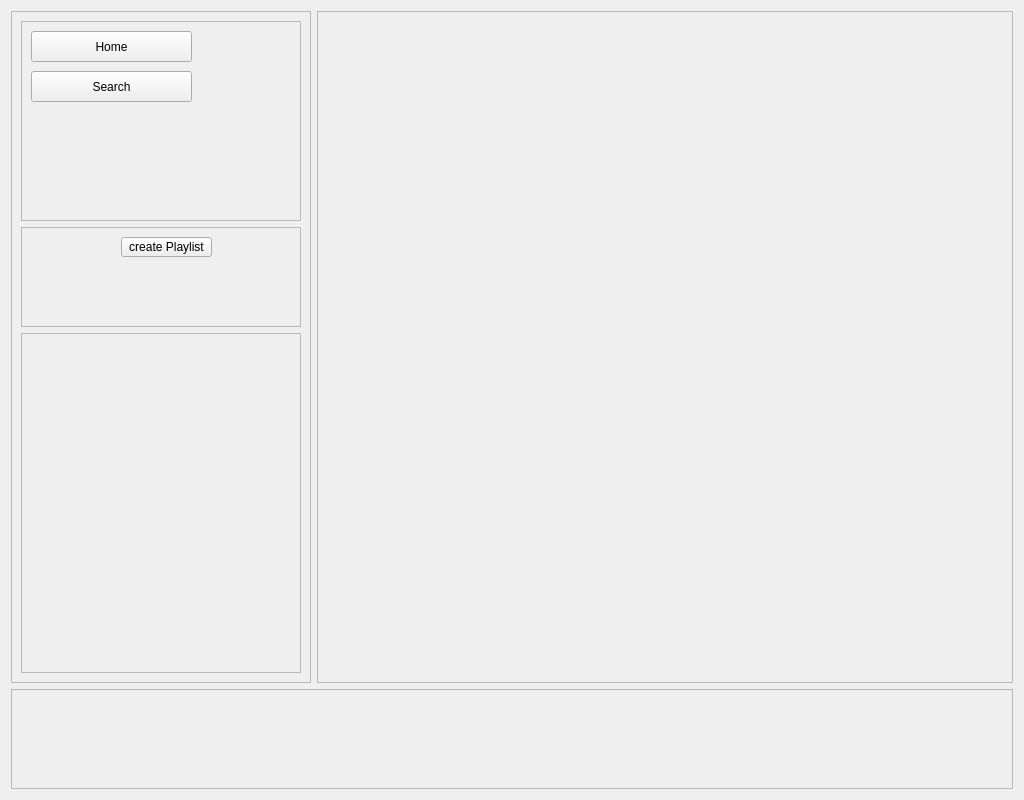
Old version of the form src/main.ui in the repository Nmstr/Auralium.
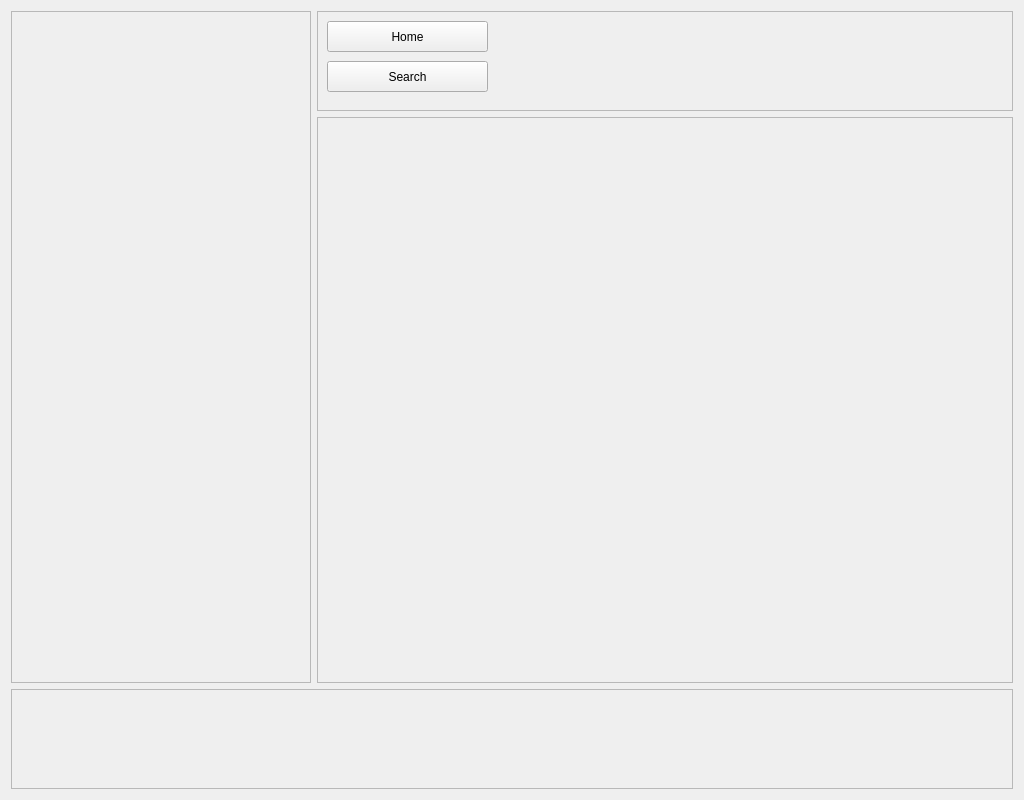
New version of the form.

Commit message: made sidebar own file and redid some ui elements

Diff of the .ui file:
```diff
--- a/src/main.ui
+++ b/src/main.ui
@@ -20,7 +20,35 @@
    <string>Music Player</string>
   </property>
   <layout class="QGridLayout" name="gridLayout">
-   <item row="0" column="1">
+   <item row="2" column="0" colspan="2">
+    <widget class="QFrame" name="bottomBar">
+     <property name="sizePolicy">
+      <sizepolicy hsizetype="Preferred" vsizetype="Preferred">
+       <horstretch>0</horstretch>
+       <verstretch>0</verstretch>
+      </sizepolicy>
+     </property>
+     <property name="minimumSize">
+      <size>
+       <width>0</width>
+       <height>100</height>
+      </size>
+     </property>
+     <property name="maximumSize">
+      <size>
+       <width>16777215</width>
+       <height>100</height>
+      </size>
+     </property>
+     <property name="frameShape">
+      <enum>QFrame::StyledPanel</enum>
+     </property>
+     <property name="frameShadow">
+      <enum>QFrame::Raised</enum>
+     </property>
+    </widget>
+   </item>
+   <item row="1" column="1">
     <widget class="QFrame" name="mainContent">
      <property name="frameShape">
       <enum>QFrame::StyledPanel</enum>
@@ -30,33 +58,24 @@
      </property>
     </widget>
    </item>
-   <item row="0" column="0">
-    <widget class="QFrame" name="sidebar">
-     <property name="minimumSize">
-      <size>
-       <width>300</width>
-       <height>0</height>
-      </size>
-     </property>
-     <property name="maximumSize">
-      <size>
-       <width>200</width>
-       <height>16777215</height>
-      </size>
-     </property>
-     <property name="frameShape">
-      <enum>QFrame::StyledPanel</enum>
-     </property>
-     <property name="frameShadow">
-      <enum>QFrame::Raised</enum>
-     </property>
-     <layout class="QVBoxLayout" name="verticalLayout_3">
-      <item>
+   <item row="0" column="1">
        <widget class="QFrame" name="applications">
+     <property name="sizePolicy">
+      <sizepolicy hsizetype="Expanding" vsizetype="Preferred">
+       <horstretch>0</horstretch>
+       <verstretch>0</verstretch>
+      </sizepolicy>
+     </property>
         <property name="minimumSize">
          <size>
           <width>0</width>
-          <height>200</height>
+       <height>100</height>
+      </size>
+     </property>
+     <property name="maximumSize">
+      <size>
+       <width>16777215</width>
+       <height>100</height>
          </size>
         </property>
         <property name="frameShape">
@@ -93,117 +112,14 @@
         </widget>
        </widget>
       </item>
-      <item>
-       <widget class="QFrame" name="playlists">
+   <item row="0" column="0" rowspan="2">
+    <widget class="QFrame" name="sidebar">
         <property name="minimumSize">
          <size>
-          <width>0</width>
-          <height>0</height>
-         </size>
-        </property>
-        <property name="maximumSize">
-         <size>
           <width>300</width>
-          <height>16777215</height>
-         </size>
-        </property>
-        <property name="frameShape">
-         <enum>QFrame::NoFrame</enum>
-        </property>
-        <property name="frameShadow">
-         <enum>QFrame::Raised</enum>
-        </property>
-        <layout class="QVBoxLayout" name="verticalLayout_8">
-         <property name="leftMargin">
-          <number>0</number>
-         </property>
-         <property name="topMargin">
-          <number>0</number>
-         </property>
-         <property name="rightMargin">
-          <number>0</number>
-         </property>
-         <property name="bottomMargin">
-          <number>0</number>
-         </property>
-         <item>
-          <widget class="QFrame" name="playlistsTop">
-           <property name="minimumSize">
-            <size>
-             <width>0</width>
-             <height>100</height>
-            </size>
-           </property>
-           <property name="frameShape">
-            <enum>QFrame::StyledPanel</enum>
-           </property>
-           <property name="frameShadow">
-            <enum>QFrame::Raised</enum>
-           </property>
-           <widget class="QPushButton" name="playlistsCreateBtn">
-            <property name="geometry">
-             <rect>
-              <x>100</x>
-              <y>10</y>
-              <width>91</width>
-              <height>20</height>
-             </rect>
-            </property>
-            <property name="text">
-             <string>create Playlist</string>
-            </property>
-           </widget>
-          </widget>
-         </item>
-         <item>
-          <widget class="QScrollArea" name="playlistsScrollArea">
-           <property name="maximumSize">
-            <size>
-             <width>300</width>
-             <height>16777215</height>
-            </size>
-           </property>
-           <property name="widgetResizable">
-            <bool>true</bool>
-           </property>
-           <widget class="QWidget" name="playlistsScrollAreaWidgetContents">
-            <property name="geometry">
-             <rect>
-              <x>0</x>
-              <y>0</y>
-              <width>278</width>
-              <height>342</height>
-             </rect>
-            </property>
-            <property name="minimumSize">
-             <size>
-              <width>0</width>
               <height>0</height>
              </size>
             </property>
-           </widget>
-          </widget>
-         </item>
-        </layout>
-       </widget>
-      </item>
-     </layout>
-    </widget>
-   </item>
-   <item row="1" column="0" colspan="2">
-    <widget class="QFrame" name="bottomBar">
-     <property name="sizePolicy">
-      <sizepolicy hsizetype="Preferred" vsizetype="Preferred">
-       <horstretch>0</horstretch>
-       <verstretch>0</verstretch>
-      </sizepolicy>
-     </property>
-     <property name="minimumSize">
-      <size>
-       <width>0</width>
-       <height>100</height>
-      </size>
-     </property>
      <property name="maximumSize">
       <size>
        <width>16777215</width>
```
Left out of the diff: 3 changed lines with no effect on the pictures. Lines whose indentation alone changed are shown as unchanged. The commit also changes 6 other files.
